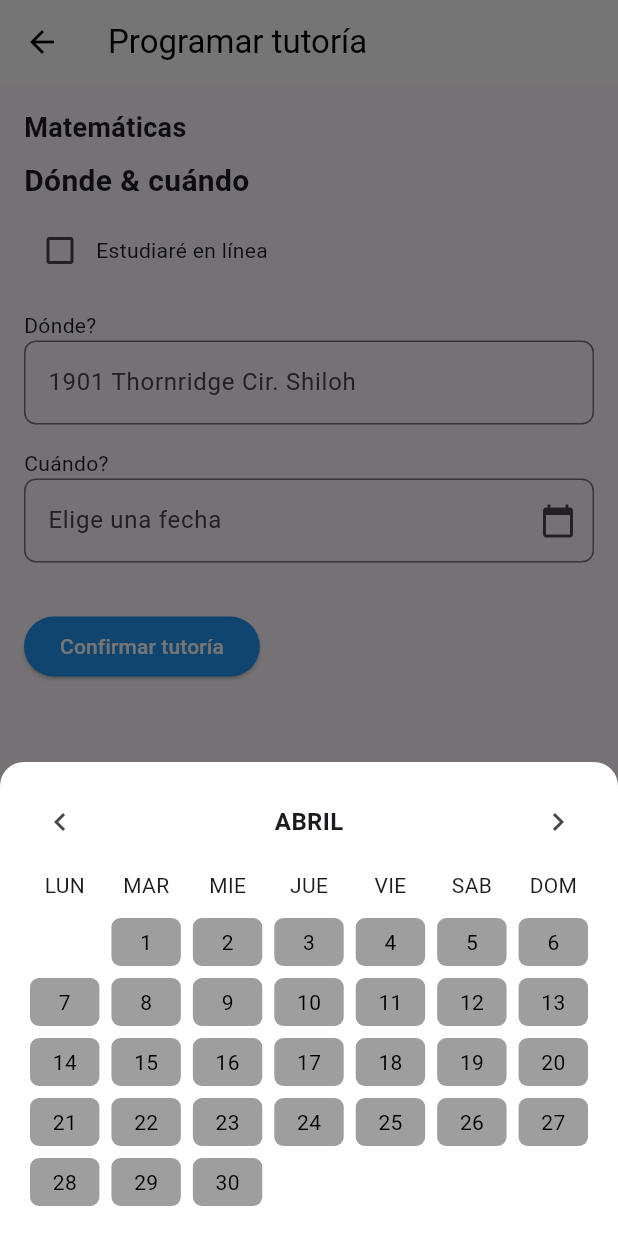
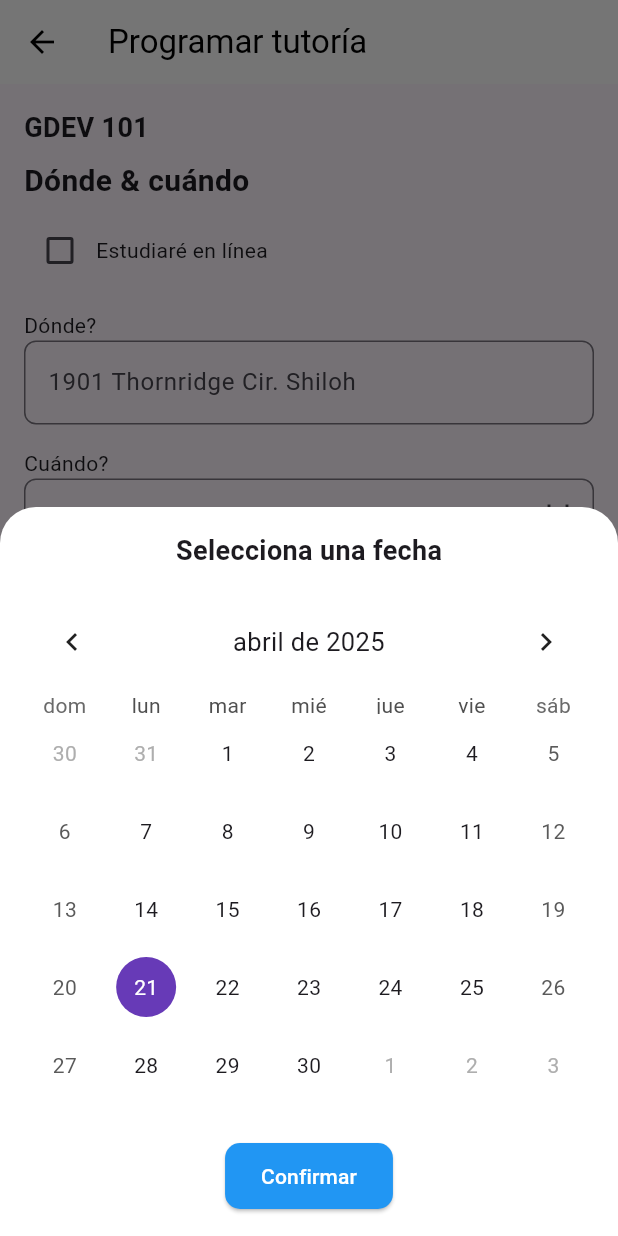
Before and after one commit to Cristopher9807/tutorly, a Flutter app: the ScheduleScreen screen opened directly, after a tap on "Elige una fecha", on a phone screen of 412 x 824 dp. Run offline on Flutter 3.47's test engine with Material 3 defaults, Android fonts, the phone set to English and light mode, and no system bars; drawn by our look-alikes of table_calendar; our stand-ins replace cloud_firestore, country_picker, firebase_auth, firebase_core, image_picker; accounts and stored records are empty; network calls fail.

Commit message:
Agendar Citas

```diff
--- a/lib/Congrats.dart
+++ b/lib/Congrats.dart
@@ -22,8 +22,8 @@ class CongratsState extends State<Congrats> {
                 // Imagen de confeti
                 SizedBox(
                   width: double.infinity,
-                  child: Image.network(
-                    "https://storage.googleapis.com/tagjs-prod.appspot.com/VuZ5hgGxQ3/r21o6dv4.png",
+                  child: Image.asset(
+                    "assets/confetti.png",
                     fit: BoxFit.contain,
                   ),
                 ),
--- a/lib/schedule_screen.dart
+++ b/lib/schedule_screen.dart
@@ -3,6 +3,8 @@ import 'package:intl/intl.dart';
 import 'package:intl/intl_standalone.dart';
 import 'package:cloud_firestore/cloud_firestore.dart';
 import 'package:tutorly/user_session.dart';
+import 'package:table_calendar/table_calendar.dart';
+
 
 void main() {
   runApp(const MyApp());
@@ -19,9 +21,10 @@ class MyApp extends StatelessWidget {
         primarySwatch: Colors.blue,
       ),
       home: const ScheduleScreen(
-        courseId: '123',
-        tutorId: '456',
-        courseName: 'Matemáticas',
+        courseId: '9ocu4dVB7ea8W65vmrem',
+        tutorId: 'andres.rojas@gmail.com',
+        courseName: 'GDEV 101',
+        //availableDays: ['Lunes']
       ),
     );
   }
@@ -31,6 +34,7 @@ class ScheduleScreen extends StatefulWidget {
   final String courseId;
   final String tutorId;
   final String courseName;
+  //final List<String> availableDays;
   final VoidCallback? onScheduled; // Nuevo parámetro opcional
 
   const ScheduleScreen({
@@ -38,6 +42,7 @@ class ScheduleScreen extends StatefulWidget {
     required this.courseId,
     required this.tutorId,
     required this.courseName,
+    //required this.availableDays,
     this.onScheduled,
   }) : super(key: key);
 
@@ -53,6 +58,51 @@ class _ScheduleScreenState extends State<ScheduleScreen> {
   String? _formattedDate;
   TimeOfDay? _startTime;
   TimeOfDay? _endTime;
+  String? _courseDifficulty;
+  List<String> _availableDays = [];
+  bool _isDateAvailable = false; // Variable para controlar si la fecha es válida
+
+  @override
+  void initState() {
+    super.initState();
+    print('📘 Curso: ${widget.courseName}');
+    print('👨‍🏫 Tutor ID: ${widget.tutorId}');
+    print('📚 Course ID: ${widget.courseId}');
+    _fetchCourseDifficulty();
+  }
+
+  Future<void> _fetchCourseDifficulty() async {
+    try {
+      final doc = await FirebaseFirestore.instance
+          .collection('tutors')
+          .doc(widget.tutorId)
+          .collection('courses')
+          .doc(widget.courseId)
+          .get();
+
+      if (doc.exists) {
+        final data = doc.data();
+        final difficulty = data?['difficulty'];
+        final days = data?['availableDays'];
+
+        setState(() {
+          _courseDifficulty = difficulty is String ? difficulty : 'Desconocida';
+
+          // Convertir los días disponibles a minúsculas
+          _availableDays = (days is List)
+              ? List<String>.from(days.map((day) => (day as String).toLowerCase()))
+              : [];
+        });
+
+        print('📚 Dificultad del curso: $_courseDifficulty');
+        print('📆 Días disponibles: $_availableDays');
+      } else {
+        print('⚠️ Curso no encontrado');
+      }
+    } catch (e) {
+      print('❌ Error al obtener dificultad del curso: $e');
+    }
+  }
 
   Future<void> _openCalendarModal() async {
     final date = await showModalBottomSheet<DateTime>(
@@ -63,26 +113,49 @@ class _ScheduleScreenState extends State<ScheduleScreen> {
     );
 
     if (date != null) {
+      final dayName = DateFormat('EEEE', 'es_ES').format(date).toLowerCase();
+
+      final isAvailable = _availableDays.contains(dayName);
+
       setState(() {
         _selectedDate = date;
         _formattedDate = DateFormat('EEEE, d MMMM', 'es_ES').format(date);
+        _isDateAvailable = isAvailable;
+        _startTime = null;
+        _endTime = null;
       });
 
-      final result = await showModalBottomSheet<Map<String, TimeOfDay>>(
+      if (!isAvailable) {
+        ScaffoldMessenger.of(context).showSnackBar(
+          SnackBar(content: Text('El curso no está disponible ese día. Días disponibles: $_availableDays')),
+        );
+        return;
+      }
+
+      // ✅ Elegir hora de inicio
+      final pickedStartTime = await showTimePicker(
         context: context,
-        backgroundColor: Colors.transparent,
-        isScrollControlled: true,
-        builder: (_) => TimePickerScreen(
-          selectedDate: _selectedDate!,
-          courseId: widget.courseId,
-        ),
+        initialTime: TimeOfDay.now(),
       );
 
-      if (result != null) {
+      if (pickedStartTime != null) {
+        final defaultEndTime = TimeOfDay(
+          hour: (pickedStartTime.hour + 1) % 24,
+          minute: pickedStartTime.minute,
+        );
+
+        // ✅ Elegir hora de fin
+        final pickedEndTime = await showTimePicker(
+          context: context,
+          initialTime: defaultEndTime,
+        );
+
+        if (pickedEndTime != null) {
           setState(() {
-          _startTime = result['start'];
-          _endTime = result['end'];
+            _startTime = pickedStartTime;
+            _endTime = pickedEndTime;
           });
+        }
       }
     }
   }
@@ -109,13 +182,22 @@ class _ScheduleScreenState extends State<ScheduleScreen> {
     _endTime!.minute,
   );
 
-    // Verificar los valores
-    print('Fecha seleccionada: $_selectedDate');
-    print('Hora de inicio: $startDateTime');
-    print('Hora de fin: $endDateTime');
-    print('Email: ${UserSession.email}');
-    print('Full Name: ${UserSession.fullName}');
+  // Verificar si ya existe una cita a esa hora
+  final querySnapshot = await FirebaseFirestore.instance
+      .collection('appointments')
+      .where('startTime', isEqualTo: Timestamp.fromDate(startDateTime.toLocal()))
+      .where('tutorId', isEqualTo: widget.tutorId)
+      .get();
 
+  if (querySnapshot.docs.isNotEmpty) {
+    // Si ya existe una cita, mostrar un mensaje
+    ScaffoldMessenger.of(context).showSnackBar(
+      const SnackBar(content: Text('Ya existe una cita a esa hora, por favor elige otra hora.')),
+    );
+    return;  // No continuar guardando la cita
+  }
+
+  // Si no existe una cita a esa hora, guardar la nueva cita
   final appointment = {
     'courseId': widget.courseId,
     'courseName': widget.courseName,
@@ -135,10 +217,8 @@ class _ScheduleScreenState extends State<ScheduleScreen> {
       print("✅ ¡Cita registrada correctamente! ID: ${docRef.id}");
     });
 
-
     ScaffoldMessenger.of(context).showSnackBar(
       const SnackBar(content: Text('Tutoría programada con éxito')),
-
     );
     // Llama al callback si se definió
     widget.onScheduled?.call();
@@ -150,6 +230,7 @@ class _ScheduleScreenState extends State<ScheduleScreen> {
     );
   }
 }
+
 
 
   @override
@@ -221,7 +302,7 @@ class _ScheduleScreenState extends State<ScheduleScreen> {
               ),
             const SizedBox(height: 16),
             ElevatedButton(
-              onPressed: _saveAppointment,
+              onPressed: _isDateAvailable ? _saveAppointment : null, // Botón deshabilitado si la fecha no es válida
               style: ElevatedButton.styleFrom(backgroundColor: Colors.blue),
               child: const Text('Confirmar tutoría', style: TextStyle(color: Colors.white)),
             ),
@@ -234,6 +315,7 @@ class _ScheduleScreenState extends State<ScheduleScreen> {
 
 // ---------- Pantalla Calendario Modal ----------
 
+
 class CalendarScreen extends StatefulWidget {
   final String courseId;
 
@@ -241,163 +323,87 @@ class CalendarScreen extends StatefulWidget {
 
   @override
   _CalendarScreenState createState() => _CalendarScreenState();
+
 }
 
 class _CalendarScreenState extends State<CalendarScreen> {
-  DateTime _focusedMonth = DateTime.now();
-  DateTime? _selectedDate;
-
-  Future<List<DateTime>> _getAvailableDates() async {
-    try {
-      final doc = await FirebaseFirestore.instance
-          .collection('courses')
-          .doc(widget.courseId)
-          .get();
-
-      if (!doc.exists) return [];
-
-      final List<String> availableWeekdays = List<String>.from(doc['availableDays']);
-
-      final dayMap = {
-        'Lunes': DateTime.monday,
-        'Martes': DateTime.tuesday,
-        'Miércoles': DateTime.wednesday,
-        'Jueves': DateTime.thursday,
-        'Viernes': DateTime.friday,
-        'Sábado': DateTime.saturday,
-        'Domingo': DateTime.sunday,
-      };
-
-      final availableDayNumbers = availableWeekdays
-          .where((d) => dayMap.containsKey(d))
-          .map((d) => dayMap[d]!)
-          .toList();
-
-      final daysInMonth = DateUtils.getDaysInMonth(_focusedMonth.year, _focusedMonth.month);
-      final dates = <DateTime>[];
-
-      for (int i = 1; i <= daysInMonth; i++) {
-        final date = DateTime(_focusedMonth.year, _focusedMonth.month, i);
-        if (availableDayNumbers.contains(date.weekday)) {
-          dates.add(date);
-        }
-      }
-
-      return dates;
-    } catch (e) {
-      print("Error al obtener fechas disponibles: $e");
-      return [];
-    }
-  }
+  DateTime _focusedDay = DateTime.now();
+  DateTime? _selectedDay = DateTime.now(); // Día seleccionado por defecto
 
   @override
   Widget build(BuildContext context) {
-    final daysInMonth = DateUtils.getDaysInMonth(_focusedMonth.year, _focusedMonth.month);
-    final firstWeekday = DateTime(_focusedMonth.year, _focusedMonth.month, 1).weekday;
-
     return Container(
-      margin: EdgeInsets.only(top: 100),
-      padding: EdgeInsets.all(16),
-      decoration: BoxDecoration(
+      padding: const EdgeInsets.all(16),
+      decoration: const BoxDecoration(
         color: Colors.white,
-        borderRadius: BorderRadius.vertical(top: Radius.circular(16)),
+        borderRadius: BorderRadius.vertical(top: Radius.circular(24)),
       ),
-      child: FutureBuilder<List<DateTime>>(
-        future: _getAvailableDates(),
-        builder: (context, snapshot) {
-          if (snapshot.connectionState == ConnectionState.waiting) {
-            return CircularProgressIndicator();
-          }
-
-          final availableDates = snapshot.data ?? [];
-
-          return Column(
+      child: Column(
         mainAxisSize: MainAxisSize.min,
         children: [
-              Row(
-                mainAxisAlignment: MainAxisAlignment.spaceBetween,
-                children: [
-                  IconButton(
-                    icon: Icon(Icons.chevron_left),
-                    onPressed: () {
+          const Text(
+            'Selecciona una fecha',
+            style: TextStyle(fontSize: 18, fontWeight: FontWeight.bold),
+          ),
+          const SizedBox(height: 16),
+          TableCalendar(
+            firstDay: DateTime.utc(2023, 1, 1),
+            lastDay: DateTime.utc(2030, 12, 31),
+            focusedDay: _focusedDay,
+            selectedDayPredicate: (day) {
+              // Solo el seleccionado aparece resaltado
+              return isSameDay(_selectedDay, day);
+            },
+            onDaySelected: (selectedDay, focusedDay) {
               setState(() {
-                        _focusedMonth = DateTime(_focusedMonth.year, _focusedMonth.month - 1);
+                _selectedDay = selectedDay;
+                _focusedDay = focusedDay;
               });
             },
+            onPageChanged: (focusedDay) {
+              // Actualiza el mes visible
+              _focusedDay = focusedDay;
+            },
+            calendarStyle: const CalendarStyle(
+              todayDecoration: BoxDecoration(
+                color: Colors.white,
+                shape: BoxShape.circle,
               ),
-                  Text(
-                    DateFormat('MMMM', 'es_ES').format(_focusedMonth).toUpperCase(),
-                    style: TextStyle(fontSize: 16, fontWeight: FontWeight.bold),
+              todayTextStyle: TextStyle(
+                color: Colors.blueGrey,
+                fontWeight: FontWeight.bold,
               ),
-                  IconButton(
-                    icon: Icon(Icons.chevron_right),
-                    onPressed: () {
-                      setState(() {
-                        _focusedMonth = DateTime(_focusedMonth.year, _focusedMonth.month + 1);
-                      });
-                    },
+              selectedDecoration: BoxDecoration(
+                color: Colors.deepPurple,
+                shape: BoxShape.circle,
+              ),
+              selectedTextStyle: TextStyle(color: Colors.white),
+            ),
+            headerStyle: const HeaderStyle(
+              formatButtonVisible: false,
+              titleCentered: true,
+              leftChevronIcon: Icon(Icons.chevron_left),
+              rightChevronIcon: Icon(Icons.chevron_right),
+            ),
+          ),
+          const SizedBox(height: 24),
+          ElevatedButton(
+            onPressed: _selectedDay != null
+                ? () => Navigator.pop(context, _selectedDay)
+                : null,
+            style: ElevatedButton.styleFrom(
+              backgroundColor: Colors.blue,
+              shape: RoundedRectangleBorder(borderRadius: BorderRadius.circular(10)),
+              padding: const EdgeInsets.symmetric(horizontal: 24, vertical: 12),
+            ),
+            child: const Text('Confirmar', style: TextStyle(color: Colors.white)),
           ),
         ],
-              ),
-              SizedBox(height: 8),
-              Row(
-                mainAxisAlignment: MainAxisAlignment.spaceBetween,
-                children: ['LUN', 'MAR', 'MIE', 'JUE', 'VIE', 'SAB', 'DOM']
-                    .map((d) => Expanded(child: Center(child: Text(d))))
-                    .toList(),
-              ),
-              SizedBox(height: 8),
-              Flexible(
-                child: GridView.builder(
-                  shrinkWrap: true,
-                  itemCount: daysInMonth + firstWeekday - 1,
-                  gridDelegate: SliverGridDelegateWithFixedCrossAxisCount(
-                    crossAxisCount: 7,
-                    mainAxisExtent: 40,
-                  ),
-                  itemBuilder: (context, index) {
-                    if (index < firstWeekday - 1) return SizedBox();
-                    final day = index - firstWeekday + 2;
-                    final date = DateTime(_focusedMonth.year, _focusedMonth.month, day);
-                    final isSelected = _selectedDate != null &&
-                        _selectedDate!.year == date.year &&
-                        _selectedDate!.month == date.month &&
-                        _selectedDate!.day == date.day;
-                    final isAvailable = availableDates.contains(date);
-
-                    return GestureDetector(
-                      onTap: isAvailable
-                          ? () {
-                              setState(() {
-                                _selectedDate = date;
-                              });
-                              Navigator.of(context).pop(date);
-                            }
-                          : null,
-                      child: Container(
-                        margin: EdgeInsets.all(4),
-                        decoration: BoxDecoration(
-                          color: isAvailable ? Colors.blue : Colors.grey,
-                          borderRadius: BorderRadius.circular(6),
-                        ),
-                        child: Center(
-                          child: Text(
-                            '$day',
-                            style: TextStyle(color: isSelected ? Colors.white : Colors.black),
-                          ),
-                        ),
-                      ),
-                    );
-                  },
-                ),
-              ),
-            ],
-          );
-        },
       ),
     );
   }
 }
+
 
 // ---------- Pantalla Hora Modal ----------
 
--- a/pubspec.yaml
+++ b/pubspec.yaml
@@ -17,6 +17,7 @@ dependencies:
   country_picker: ^2.0.20  # Usa la última versión estable disponible
   google_fonts: ^6.2.1
   intl: ^0.20.2
+  table_calendar: ^3.2.0
 
 dev_dependencies:
   flutter_test:
@@ -34,3 +35,4 @@ flutter:
     - assets/men.png
     - assets/userwomen.jpg
     - assets/clase.jpg
+    - assets/confetti.png
```
Also changed, not shown: lib/home_script/course_details_screen.dart (+4 -3 lines), lib/home_script/widgets/courses_page.dart (+23 -6 lines), assets/confetti.png (added), lib/code_verificaton.dart (line endings or trailing spaces), lib/enter_phone_number.dart (line endings or trailing spaces), pubspec.lock. Lines whose indentation alone changed are shown as unchanged.
